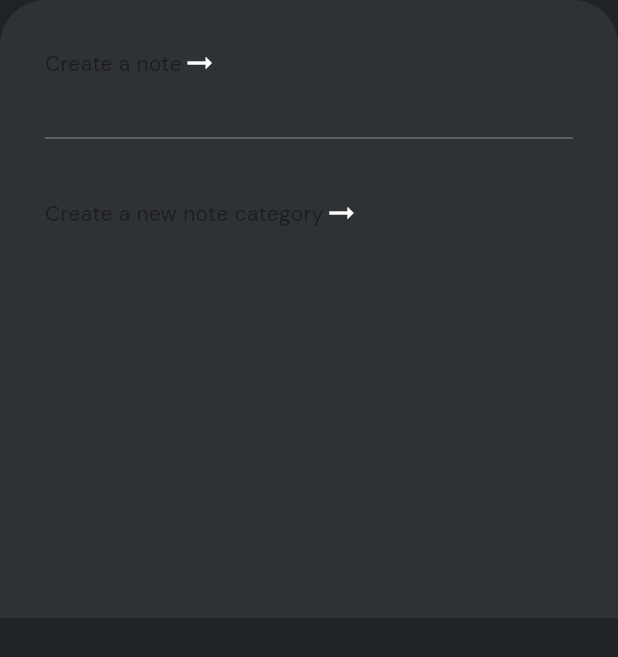
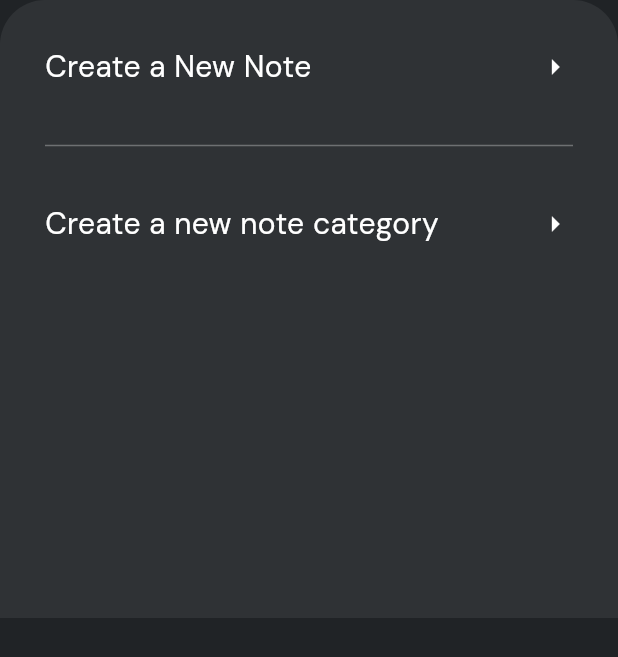
Before and after one commit to SandulRenuja/Notes-Sphere, a Flutter app: the CategoryInputButtonSheet widget shown alone on an empty page, opened directly, on a phone screen of 412 x 824 dp. Shown: the top 657 px of the screen. Run offline on Flutter 3.47's test engine with Material 3 defaults, Android fonts, the phone set to English and light mode, and no system bars; our stand-ins replace go_router, google_fonts, hive, hive_flutter; accounts and stored records are empty.

Commit message:
Create a new Note, new  Category navigattions

```diff
--- a/lib/pages/ceate_new_note.dart
+++ b/lib/pages/ceate_new_note.dart
@@ -21,6 +21,7 @@ class _CreateNotePageState extends State<CreateNotePage> {
         title: Text(
           widget.isNewCategory.toString(),
         ),
+
       ),
     );
   }
--- a/lib/utils/router.dart
+++ b/lib/utils/router.dart
@@ -51,6 +51,7 @@ class AppRouter{
 
       //ceate new note
       GoRoute(
+        name: "create new",
         path: "/create-note",
         builder: (context, state) {
           final isNewCategoryPage = state.extra as bool;
--- a/lib/widgets/bottom_sheet.dart
+++ b/lib/widgets/bottom_sheet.dart
@@ -1,10 +1,11 @@
 import 'package:flutter/material.dart';
 import 'package:notes_app/utils/colors.dart';
 import 'package:notes_app/utils/constant.dart';
+import 'package:notes_app/utils/text_styles.dart';
 
 class CategoryInputButtonSheet extends StatefulWidget {
 
-  final Function onNewNote;
+  final Function() onNewNote;
   final Function() onNewCategory;
   const CategoryInputButtonSheet({
     super.key,
@@ -33,13 +34,18 @@ class _CategoryInputButtonSheetState extends State<CategoryInputButtonSheet> {
         padding: const EdgeInsets.all(AppConstants.kDefaultPadding * 1.5),
         child: Column(
           children: [
-            Row(
+            GestureDetector(
+              onTap: widget.onNewNote,
+              child: Row(
+                mainAxisAlignment: MainAxisAlignment.spaceBetween,
                 children: [
                   Text(
-                  "Create a note",
+                    "Create a New Note",
+                    style: AppTextStyles.appDescription,
                   ),
-                Icon(Icons.arrow_right_alt_outlined,),
+                  Icon(Icons.arrow_right_outlined,),
                 ],
+              ),
             ),
             SizedBox(height: 30,),
             Divider(
@@ -47,13 +53,18 @@ class _CategoryInputButtonSheetState extends State<CategoryInputButtonSheet> {
               thickness: 1,
             ),
             SizedBox(height: 30,),
-            Row(
+            GestureDetector(
+              onTap: widget.onNewCategory,
+              child: Row(
+                mainAxisAlignment:MainAxisAlignment.spaceBetween,
                 children: [
                   Text(
                     "Create a new note category",
+                    style: AppTextStyles.appDescription,
                   ),
-                Icon(Icons.arrow_right_alt_outlined,),
+                  Icon(Icons.arrow_right_outlined,),
                 ],
+              ),
             ),
           ],
         ),
--- a/lib/widgets/progress_card.dart
+++ b/lib/widgets/progress_card.dart
@@ -27,7 +27,7 @@ class _ProgressCardState extends State<ProgressCard> {
     : 0;
 
     return Container(
-      padding: EdgeInsets.all(AppConstants.kDefaultPadding),
+      padding: EdgeInsets.all(15),
       decoration: BoxDecoration(
         color: AppColors.kCardColor,
         borderRadius: BorderRadius.circular(10),
@@ -68,7 +68,7 @@ class _ProgressCardState extends State<ProgressCard> {
                         "$completePercentage %",
                       style: AppTextStyles.appSubtitle.copyWith(
                         fontWeight: FontWeight.bold,
-                        fontSize: 20
+                        fontSize: 18
                       ),
                       )),
                   ),
```
Also changed, not shown: lib/pages/notes_page.dart (+11 -6 lines). Lines whose indentation alone changed are shown as unchanged.
